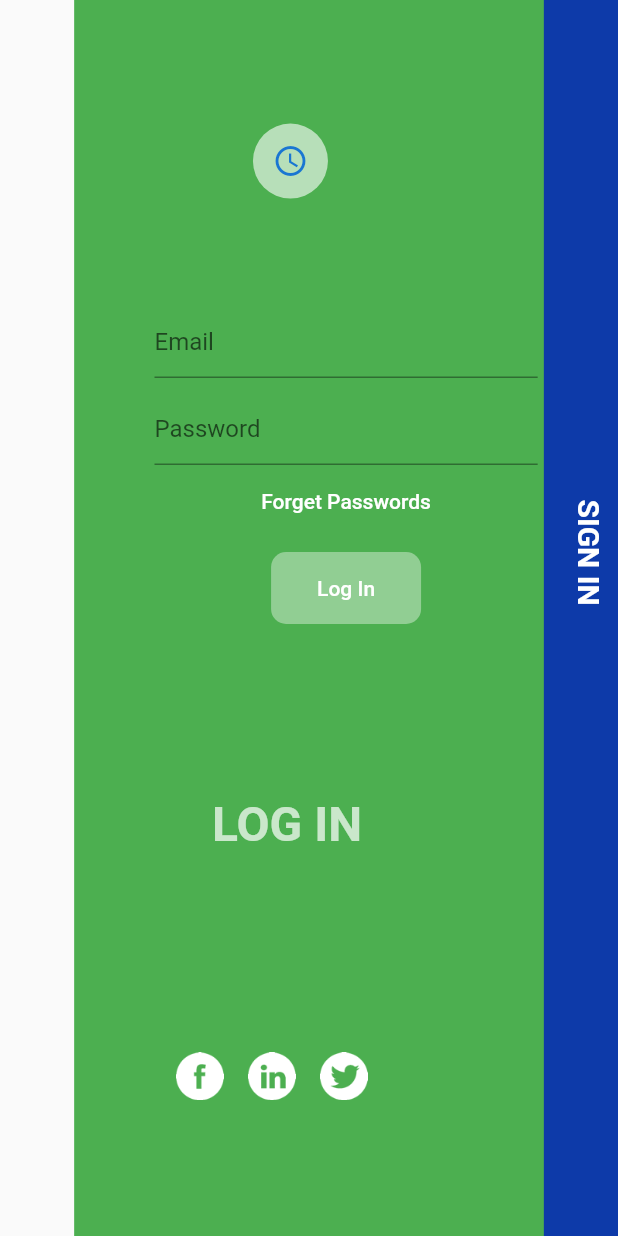
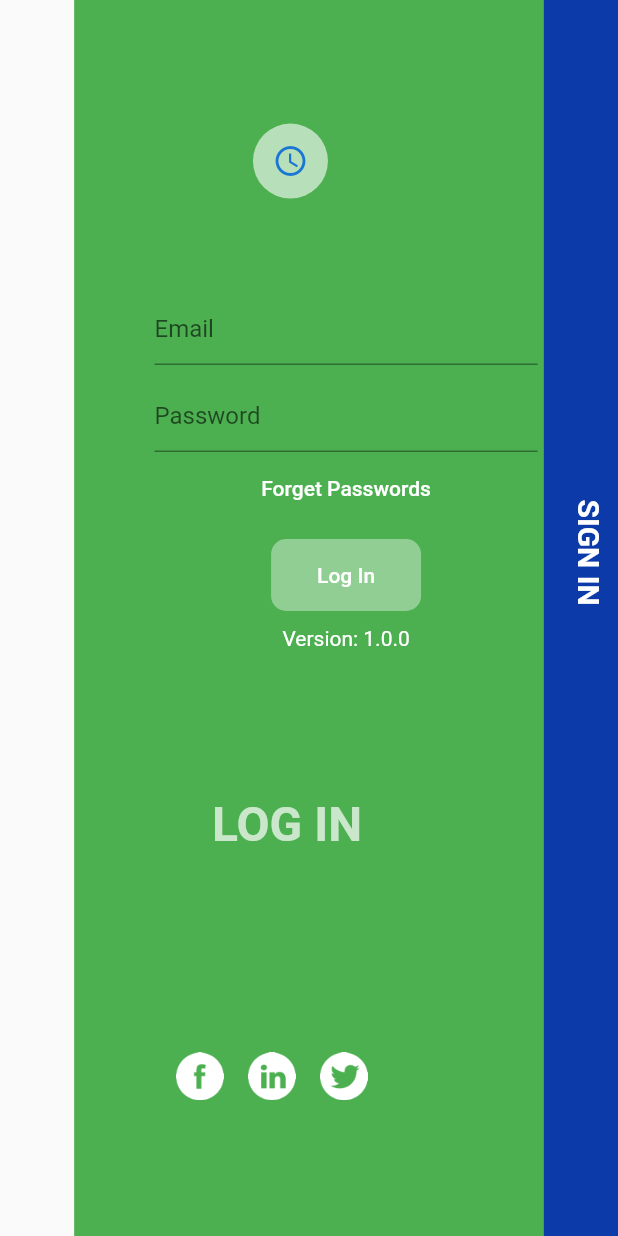
Before and after one commit to singhanjali0502/cicdDemo, a Flutter app: the screen it shows after launch, after a tap on "Forget Passwords", on a phone screen of 412 x 824 dp. Run offline on Flutter 3.47's test engine with Material 2 defaults, Android fonts, the phone set to English and light mode, and no system bars; our stand-ins replace cached_network_image, flutter_rating_bar, fluttertoast, get, get_storage, package_info_plus and 1 more.

Commit message:
new commit

```diff
--- a/lib/login_form.dart
+++ b/lib/login_form.dart
@@ -2,6 +2,7 @@ import 'package:flutter/material.dart';
 import 'package:flutter_demo/view/home_view.dart';
 import 'package:fluttertoast/fluttertoast.dart';
 import 'package:get/get.dart';
+import 'package:package_info_plus/package_info_plus.dart';
 
 class LoginForm extends StatefulWidget {
   const LoginForm({Key? key}) : super(key: key);
@@ -14,41 +15,78 @@ class _LoginFormState extends State<LoginForm> {
   final TextEditingController emailController = TextEditingController();
   final TextEditingController passwordController = TextEditingController();
   final _formKey = GlobalKey<FormState>();
+
+  String? versionNumber = '';
+
+  @override
+  void initState() {
+    super.initState();
+    getVersionNumber();
+  }
+
+  void getVersionNumber() async {
+    PackageInfo packageInfo = await PackageInfo.fromPlatform();
+    setState(() {
+      versionNumber = packageInfo.version;
+    });
+  }
+
   @override
   Widget build(BuildContext context) {
     return Padding(
-      padding: EdgeInsets.symmetric(
-          horizontal: MediaQuery.of(context).size.width * 0.13),
+      padding: EdgeInsets.symmetric(horizontal: MediaQuery.of(context).size.width * 0.13),
       child: Form(
         key: _formKey,
         child: Column(
           children: [
             const Spacer(),
             TextFormField(
+              controller: emailController,
               decoration: const InputDecoration(
                 hintText: "Email",
+              ),
+              validator: (value) {
+                if (value == null || value.isEmpty) {
+                  return 'Please enter your email';
+                }
+                // You can add more complex email validation here if needed
+                return null;
+              },
+            ),
+            const SizedBox(
+              height: 10,
+            ),
+            TextFormField(
+              controller: passwordController,
+              obscureText: true, // to obscure the password
+              decoration: const InputDecoration(
+                hintText: "Password",
+              ),
+              validator: (value) {
+                if (value == null || value.isEmpty) {
+                  return 'Please enter your password';
+                }
+                // You can add more complex password validation here if needed
+                return null;
+              },
+            ),
+            TextButton(
+              onPressed: () {
+                // Implement forget password logic here
+              },
+              child: const Text(
+                "Forget Passwords",
+                style: TextStyle(color: Colors.white),
               ),
             ),
             const SizedBox(
               height: 10,
             ),
-          TextFormField(
-            decoration: const InputDecoration(
-              hintText: "Password",
-            ),
-          ),
-          TextButton(
-              onPressed: () {},
-              child: const Text(
-                "Forget Passwords",
-                style: TextStyle(color: Colors.white),
-              )),
-          const SizedBox(
-            height: 10,
-          ),
             Container(
               decoration: BoxDecoration(
-                color: Colors.white38, borderRadius: BorderRadius.circular(10)),
+                color: Colors.white38,
+                borderRadius: BorderRadius.circular(10),
+              ),
               width: 100,
               child: TextButton(
                 onPressed: () {
@@ -57,18 +95,27 @@ class _LoginFormState extends State<LoginForm> {
                 child: const Text(
                   "Log In",
                   style: TextStyle(color: Colors.white),
-                )),
                 ),
+              ),),
+                const SizedBox(height: 10,),
+                if (versionNumber != null)
+        Text(
+        'Version: $versionNumber',
+        style: const TextStyle(color: Colors.white),
+      ),
+
             const Spacer(
               flex: 2,
             ),
           ],
-      )),
+        ),
+      ),
     );
   }
 
-void logIn(String email, String password) async {
+  void logIn(String email, String password) {
     if (_formKey.currentState!.validate()) {
+      // Your login logic goes here
       Fluttertoast.showToast(msg: 'Login Successfully');
       Get.to(HomeView());
     }
--- a/pubspec.yaml
+++ b/pubspec.yaml
@@ -36,6 +36,7 @@ dependencies:
   # The following adds the Cupertino Icons font to your application.
   # Use with the CupertinoIcons class for iOS style icons.
   cupertino_icons: ^1.0.2
+  package_info_plus: ^3.0.3
   fluttertoast: ^8.1.2
   firebase_auth: ^4.2.5
   get_storage: ^2.0.3
```
Also changed, not shown: pubspec.lock, 3 other files. Lines whose indentation alone changed are shown as unchanged.
